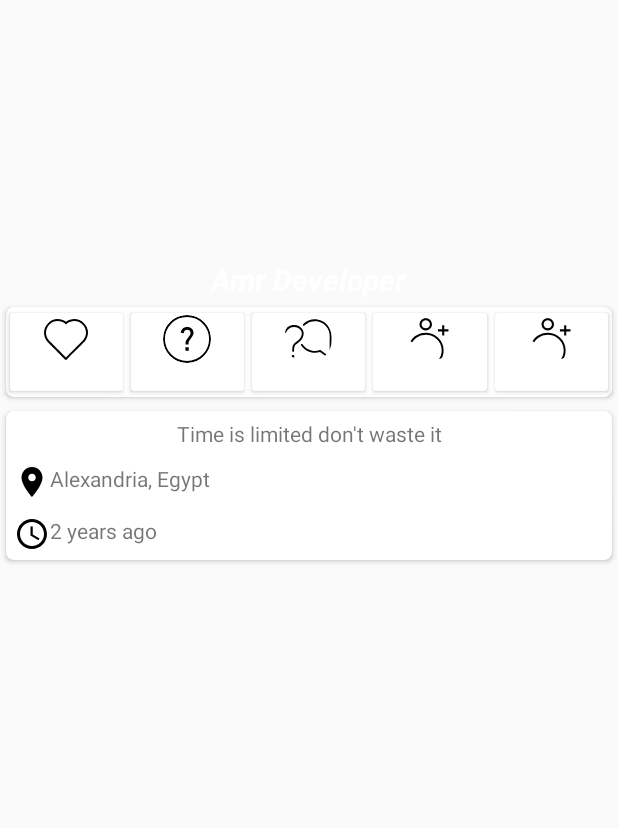
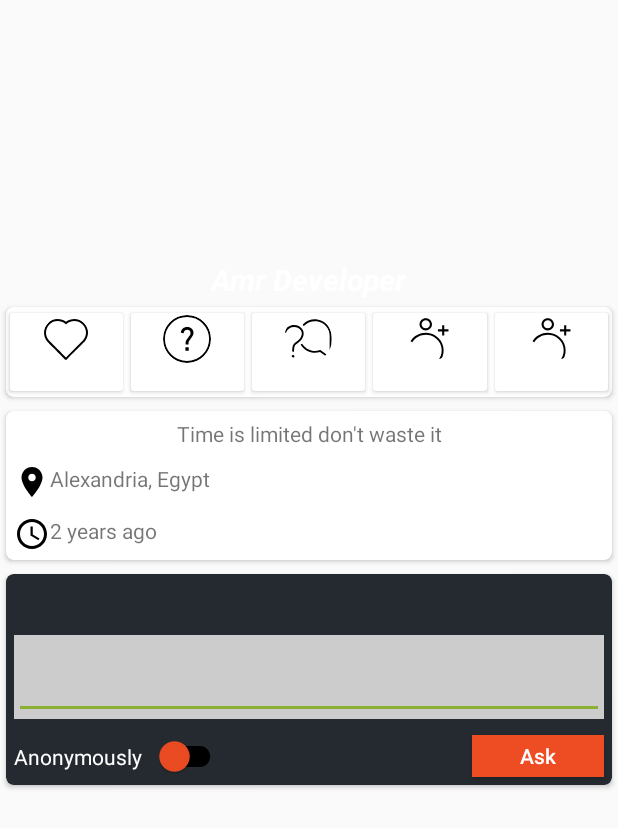
Before and after one commit to AmrDeveloper/Askme, an Android app: the layout profile_layout.xml on its own in the app's theme, with its tools: preview values and no code run, on a phone screen of 412 x 824 dp. Shown: the top 828 px of the screen. Run offline under Robolectric (Android 15) with nearby library versions, the phone set to English and light mode, and no system bars.

Commit message:
Create ask question layout to embeded it

```diff
--- /dev/null
+++ b/Android/app/src/main/res/layout/ask_question_layout.xml
@@ -0,0 +1,69 @@
+<?xml version="1.0" encoding="utf-8"?>
+<androidx.cardview.widget.CardView
+    xmlns:tools="http://schemas.android.com/tools"
+    xmlns:app="http://schemas.android.com/apk/res-auto"
+    xmlns:android="http://schemas.android.com/apk/res/android"
+    android:layout_width="match_parent"
+    android:layout_height="150dp"
+    app:cardBackgroundColor="@color/darkBlue"
+    app:cardCornerRadius="5dp"
+    app:cardElevation="2dp"
+    app:cardUseCompatPadding="true">
+
+    <RelativeLayout
+        android:layout_width="match_parent"
+        android:layout_height="match_parent">
+
+        <TextView
+            android:id="@+id/askText"
+            android:layout_width="match_parent"
+            android:layout_height="wrap_content"
+            android:padding="5dp"
+            android:textColor="@color/white"
+            android:textSize="18sp"
+            android:textStyle="bold"
+            tools:text="Ask yourself" />
+
+        <com.google.android.material.textfield.TextInputLayout
+            android:id="@+id/questionInputLayout"
+            android:layout_width="match_parent"
+            android:layout_height="wrap_content"
+            android:layout_below="@id/askText"
+            android:layout_margin="5dp"
+            android:background="@color/gray"
+            app:counterMaxLength="300">
+
+            <com.google.android.material.textfield.TextInputEditText
+                android:id="@+id/questionText"
+                android:layout_width="match_parent"
+                android:layout_height="match_parent"
+                android:inputType="text" />
+        </com.google.android.material.textfield.TextInputLayout>
+
+        <com.google.android.material.switchmaterial.SwitchMaterial
+            android:id="@+id/anonymouslySwitch"
+            android:textColor="@color/white"
+            app:switchPadding="8dp"
+            android:gravity="center"
+            android:text="@string/ask_anonymously"
+            app:trackTint="@color/black"
+            app:thumbTint="@color/orange"
+            android:layout_alignParentStart="true"
+            android:layout_alignParentBottom="true"
+            android:layout_margin="5dp"
+            android:layout_width="wrap_content"
+            android:layout_height="wrap_content"/>
+
+        <Button
+            android:id="@+id/askButton"
+            android:layout_width="wrap_content"
+            android:layout_height="wrap_content"
+            android:layout_below="@id/questionInputLayout"
+            android:layout_alignParentEnd="true"
+            android:layout_margin="5dp"
+            android:background="@color/orange"
+            android:text="@string/ask"
+            android:textAllCaps="false"
+            android:textColor="@color/white" />
+    </RelativeLayout>
+</androidx.cardview.widget.CardView>
--- a/Android/app/src/main/res/layout/profile_layout.xml
+++ b/Android/app/src/main/res/layout/profile_layout.xml
@@ -45,8 +45,8 @@
     <androidx.cardview.widget.CardView
         android:layout_width="match_parent"
         android:layout_height="wrap_content"
+        app:cardCornerRadius="5dp"
         app:cardElevation="2dp"
-        app:cardCornerRadius="5dp"
         app:cardUseCompatPadding="true">
 
         <include layout="@layout/user_grid_analysis" />
@@ -55,9 +55,10 @@
     <androidx.cardview.widget.CardView
         android:layout_width="match_parent"
         android:layout_height="wrap_content"
+        app:cardCornerRadius="5dp"
         app:cardElevation="2dp"
-        app:cardCornerRadius="5dp"
         app:cardUseCompatPadding="true">
+
         <LinearLayout
             android:layout_width="match_parent"
             android:layout_height="wrap_content"
@@ -90,5 +91,7 @@
 
     </androidx.cardview.widget.CardView>
 
+    <include layout="@layout/ask_question_layout"/>
+
     <include layout="@layout/list_layout" />
 </LinearLayout>
--- a/Android/app/src/main/res/values/strings.xml
+++ b/Android/app/src/main/res/values/strings.xml
@@ -12,4 +12,7 @@
     <string name="notifications">Notifications</string>
     <string name="people">People</string>
     <string name="profile">Profile</string>
+    <string name="question_message" translatable="false">What, when, why... ask</string>
+    <string name="ask">Ask</string>
+    <string name="ask_anonymously">Anonymously</string>
 </resources>
--- a/Android/app/src/main/res/values/styles.xml
+++ b/Android/app/src/main/res/values/styles.xml
@@ -1,8 +1,6 @@
-<resources>
+<resources xmlns:tools="http://schemas.android.com/tools">
 
-    <!-- Base application theme. -->
     <style name="AppTheme" parent="Theme.AppCompat.Light.DarkActionBar">
-        <!-- Customize your theme here. -->
         <item name="colorPrimary">@color/orange</item>
         <item name="colorPrimaryDark">@color/darkBlue</item>
         <item name="colorAccent">@color/green</item>
```
Lines whose indentation alone changed are shown as unchanged.
